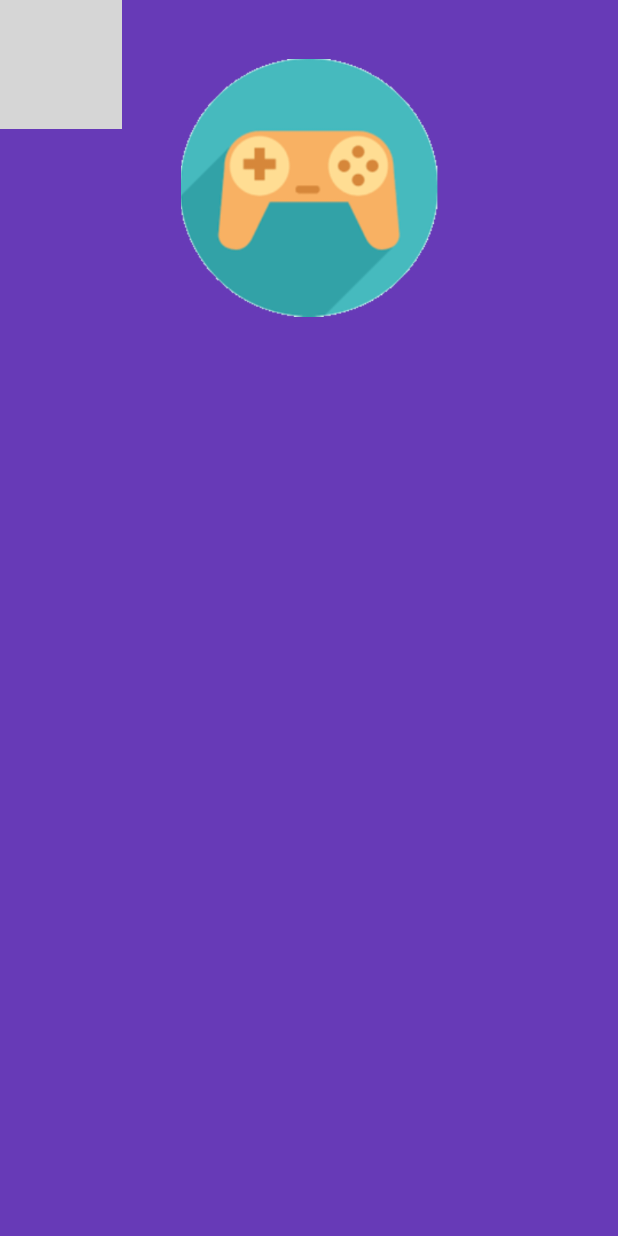
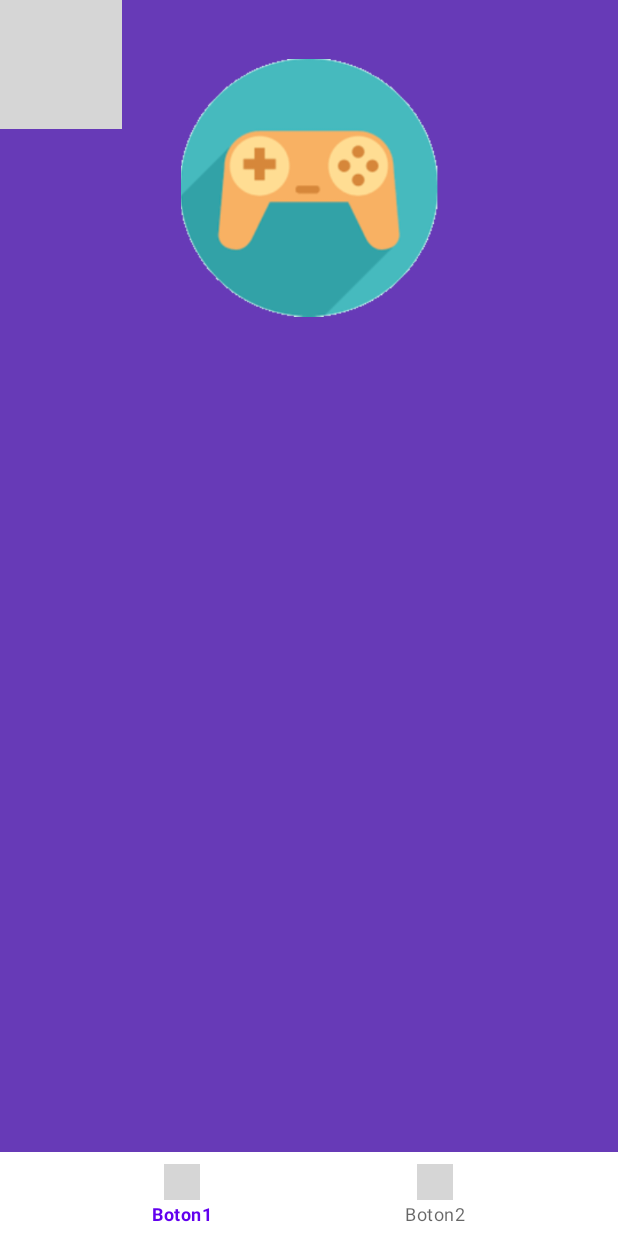
Before and after one commit to antomanu96/AndroidResponsive, an Android app: the layout activity_main.xml on its own in the app's theme, with its tools: preview values and no code run, on a phone screen of 412 x 824 dp. Run offline under Robolectric (Android 15) with nearby library versions, the phone set to English and light mode, and no system bars; grey boxes are pictures that could not be loaded.

Commit message:
Añado barra de navegacion

```diff
--- a/app/src/main/java/com/example/androidresp/CreateActivity.kt
+++ b/app/src/main/java/com/example/androidresp/CreateActivity.kt
@@ -2,10 +2,14 @@ package com.example.androidresp
 
 import androidx.appcompat.app.AppCompatActivity
 import android.os.Bundle
+import android.util.Log
 
 class CreateActivity : AppCompatActivity() {
     override fun onCreate(savedInstanceState: Bundle?) {
         super.onCreate(savedInstanceState)
         setContentView(R.layout.activity_create)
-    }
+
+
+        }
+
 }
--- a/app/src/main/res/layout/activity_main.xml
+++ b/app/src/main/res/layout/activity_main.xml
@@ -115,5 +115,20 @@
         tools:layout_editor_absoluteX="185dp"
         tools:layout_editor_absoluteY="482dp" />
 
+    <LinearLayout
+        android:layout_width="match_parent"
+        android:layout_height="wrap_content"
+        android:layout_marginBottom="0dp"
+        app:layout_constraintBottom_toBottomOf="parent"
+        app:layout_constraintStart_toStartOf="parent">
+
+        <com.google.android.material.bottomnavigation.BottomNavigationView
+            android:id="@+id/bottom_navigation"
+            android:layout_width="match_parent"
+            android:layout_height="wrap_content"
+            app:menu="@menu/bottom_navigation_menu" />
+
+    </LinearLayout>
+
 
 </androidx.constraintlayout.widget.ConstraintLayout>
--- /dev/null
+++ b/app/src/main/res/menu/bottom_navigation_menu.xml
@@ -0,0 +1,13 @@
+<?xml version="1.0" encoding="utf-8"?>
+<menu xmlns:android="http://schemas.android.com/apk/res/android">
+    <item
+        android:id="@+id/boton1"
+        android:enabled="true"
+        android:icon="@drawable/ic_add"
+        android:title="Boton1"/>
+    <item
+        android:id="@+id/boton2"
+        android:enabled="true"
+        android:icon="@drawable/ic_add"
+        android:title="Boton2"/>
+</menu>
```
Also changed, not shown: app/src/main/java/com/example/androidresp/MainActivity.kt (+26 -1 lines).
